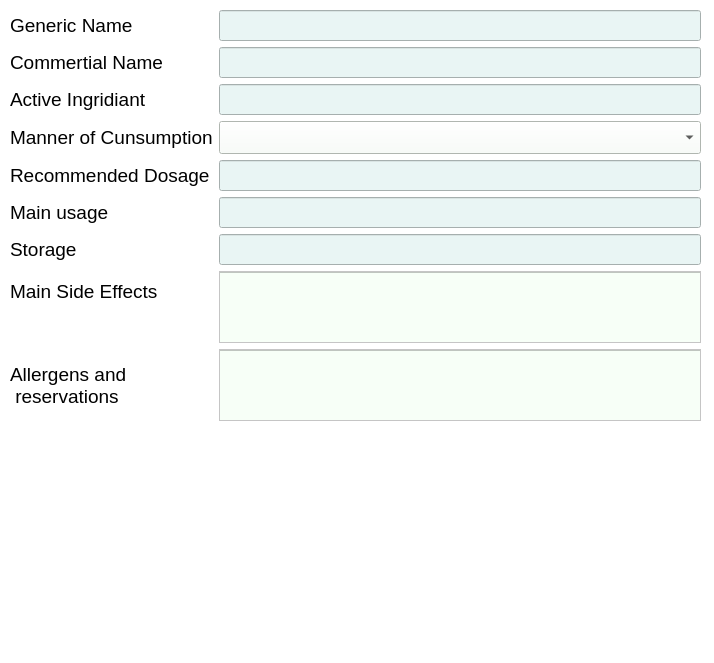
Before: the Qt Designer form GUIui/addMedication.ui in yahalomit/Drugs-Matching-Project, drawn with Qt 5.
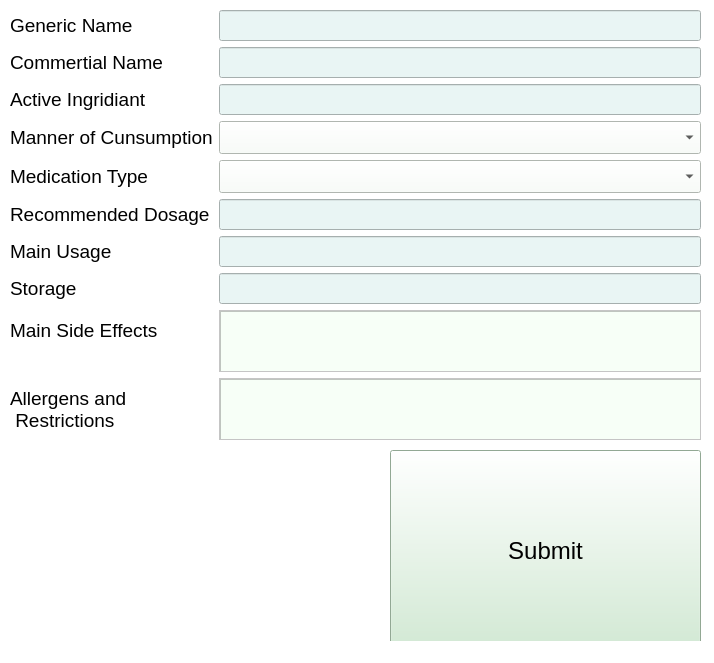
After: the same form once the commit is applied. Icons and pictures are not drawn.

Diff of the .ui file:
```diff
--- a/GUIui/addMedication.ui
+++ b/GUIui/addMedication.ui
@@ -23,7 +23,7 @@
       <x>10</x>
       <y>10</y>
       <width>691</width>
-      <height>411</height>
+      <height>430</height>
      </rect>
     </property>
     <layout class="QFormLayout" name="formLayout">
@@ -135,7 +135,7 @@
        </property>
       </widget>
      </item>
-     <item row="4" column="0">
+     <item row="5" column="0">
       <widget class="QLabel" name="label_5">
        <property name="font">
         <font>
@@ -150,33 +150,6 @@
        </property>
       </widget>
      </item>
-     <item row="4" column="1">
-      <widget class="QLineEdit" name="lineEdit_4">
-       <property name="font">
-        <font>
-         <pointsize>14</pointsize>
-        </font>
-       </property>
-       <property name="styleSheet">
-        <string notr="true">background-color:rgb(233, 245, 244)</string>
-       </property>
-      </widget>
-     </item>
-     <item row="5" column="0">
-      <widget class="QLabel" name="label_6">
-       <property name="font">
-        <font>
-         <pointsize>14</pointsize>
-        </font>
-       </property>
-       <property name="text">
-        <string>Main usage</string>
-       </property>
-       <property name="margin">
-        <number>0</number>
-       </property>
-      </widget>
-     </item>
      <item row="5" column="1">
       <widget class="QLineEdit" name="lineEdit_5">
        <property name="font">
@@ -190,14 +163,14 @@
       </widget>
      </item>
      <item row="6" column="0">
-      <widget class="QLabel" name="label_8">
+      <widget class="QLabel" name="label_6">
        <property name="font">
         <font>
          <pointsize>14</pointsize>
         </font>
        </property>
        <property name="text">
-        <string>Storage</string>
+        <string>Main Usage</string>
        </property>
        <property name="margin">
         <number>0</number>
@@ -217,6 +190,33 @@
       </widget>
      </item>
      <item row="7" column="0">
+      <widget class="QLabel" name="label_8">
+       <property name="font">
+        <font>
+         <pointsize>14</pointsize>
+        </font>
+       </property>
+       <property name="text">
+        <string>Storage</string>
+       </property>
+       <property name="margin">
+        <number>0</number>
+       </property>
+      </widget>
+     </item>
+     <item row="7" column="1">
+      <widget class="QLineEdit" name="storageLineEdit">
+       <property name="font">
+        <font>
+         <pointsize>14</pointsize>
+        </font>
+       </property>
+       <property name="styleSheet">
+        <string notr="true">background-color:rgb(233, 245, 244)</string>
+       </property>
+      </widget>
+     </item>
+     <item row="8" column="0">
       <widget class="QLabel" name="label_7">
        <property name="font">
         <font>
@@ -231,7 +231,7 @@
        </property>
       </widget>
      </item>
-     <item row="8" column="0">
+     <item row="9" column="0">
       <widget class="QLabel" name="label_9">
        <property name="font">
         <font>
@@ -240,14 +240,14 @@
        </property>
        <property name="text">
         <string>Allergens and
- reservations</string>
+ Restrictions</string>
        </property>
        <property name="margin">
         <number>0</number>
        </property>
       </widget>
      </item>
-     <item row="7" column="1">
+     <item row="8" column="1">
       <widget class="QScrollArea" name="scrollArea">
        <property name="widgetResizable">
         <bool>true</bool>
@@ -264,12 +264,17 @@
         <widget class="QTextEdit" name="textEdit_3">
          <property name="geometry">
           <rect>
-           <x>-7</x>
+           <x>0</x>
            <y>0</y>
-           <width>561</width>
-           <height>91</height>
+           <width>481</width>
+           <height>61</height>
           </rect>
          </property>
+         <property name="font">
+          <font>
+           <pointsize>12</pointsize>
+          </font>
+         </property>
          <property name="styleSheet">
           <string notr="true">background-color:rgb(247, 255, 247);</string>
          </property>
@@ -277,7 +282,7 @@
        </widget>
       </widget>
      </item>
-     <item row="8" column="1">
+     <item row="9" column="1">
       <widget class="QScrollArea" name="scrollArea_2">
        <property name="widgetResizable">
         <bool>true</bool>
@@ -294,12 +299,17 @@
         <widget class="QTextEdit" name="textEdit_4">
          <property name="geometry">
           <rect>
-           <x>-7</x>
+           <x>0</x>
            <y>0</y>
-           <width>561</width>
-           <height>91</height>
+           <width>481</width>
+           <height>61</height>
           </rect>
          </property>
+         <property name="font">
+          <font>
+           <pointsize>12</pointsize>
+          </font>
+         </property>
          <property name="styleSheet">
           <string notr="true">background-color:rgb(247, 255, 247);</string>
          </property>
@@ -307,15 +317,39 @@
        </widget>
       </widget>
      </item>
+     <item row="4" column="0">
+      <widget class="QLabel" name="label_11">
+       <property name="font">
+        <font>
+         <pointsize>14</pointsize>
+        </font>
+       </property>
+       <property name="text">
+        <string>Medication Type</string>
+       </property>
+      </widget>
+     </item>
+     <item row="4" column="1">
+      <widget class="QComboBox" name="typeComboBox">
+       <property name="font">
+        <font>
+         <pointsize>16</pointsize>
+        </font>
+       </property>
+       <property name="styleSheet">
+        <string notr="true">background-color:rgb(247, 255, 247);</string>
+       </property>
+      </widget>
+     </item>
     </layout>
    </widget>
    <widget class="QLabel" name="label_10">
     <property name="geometry">
      <rect>
-      <x>180</x>
-      <y>430</y>
-      <width>341</width>
-      <height>201</height>
+      <x>20</x>
+      <y>450</y>
+      <width>351</width>
+      <height>191</height>
      </rect>
     </property>
     <property name="text">
@@ -328,6 +362,27 @@
      <bool>true</bool>
     </property>
    </widget>
+   <widget class="QPushButton" name="submitBtn">
+    <property name="geometry">
+     <rect>
+      <x>390</x>
+      <y>450</y>
+      <width>311</width>
+      <height>201</height>
+     </rect>
+    </property>
+    <property name="font">
+     <font>
+      <pointsize>18</pointsize>
+     </font>
+    </property>
+    <property name="styleSheet">
+     <string notr="true">background-color: rgb(204, 235, 207);</string>
+    </property>
+    <property name="text">
+     <string>Submit</string>
+    </property>
+   </widget>
   </widget>
   <widget class="QStatusBar" name="statusbar"/>
  </widget>
```
Left out of the diff: 12 changed lines with no effect on the pictures.
